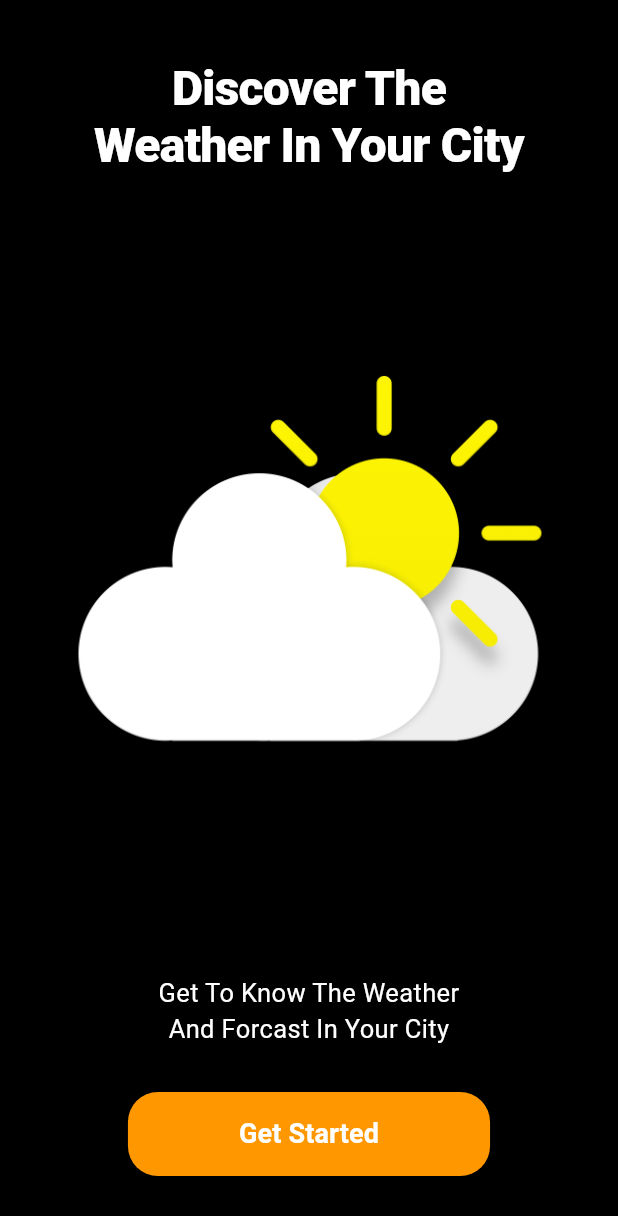
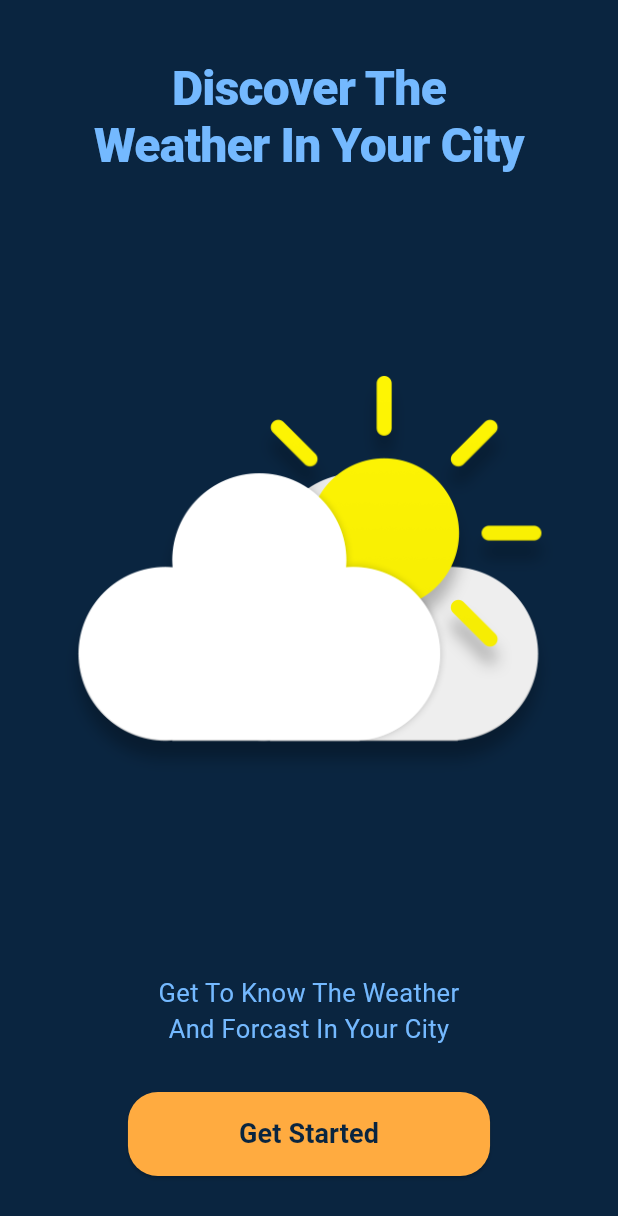
Before and after one commit to sudipta200024/weatherAppMobile, a Flutter app: the SplashScreen screen opened directly, on a phone screen of 412 x 824 dp. Shown: the top 1216 px of the screen. Run offline on Flutter 3.47's test engine with Material 3 defaults, Android fonts, the phone set to English and light mode, and no system bars; our stand-ins replace flutter_riverpod, riverpod.

Commit message:
Updated splash screen timer logic and theme colors

```diff
--- /dev/null
+++ b/lib/Provider/theme_provider.dart
@@ -0,0 +1,15 @@
+import 'package:flutter/material.dart';
+import 'package:riverpod/riverpod.dart';
+
+class ThemeNotifier extends Notifier<ThemeMode> {
+  @override
+  ThemeMode build() {
+    return ThemeMode.light;
+  }
+  void toggleTheme(){
+    state = state == ThemeMode.light ? ThemeMode.dark : ThemeMode.light;
+  }
+}
+final themeNotifierProvider = NotifierProvider<ThemeNotifier,ThemeMode>(
+    ()=>ThemeNotifier()
+);
--- /dev/null
+++ b/lib/Theme/theme.dart
@@ -0,0 +1,28 @@
+import 'package:flutter/material.dart';
+
+final lightTheme = ThemeData(
+  brightness: Brightness.light,
+  scaffoldBackgroundColor: const Color(0xFFE9F4FF), // very light blue background
+  primaryColor: const Color(0xFF0A2540), // deep navy text color
+  colorScheme: const ColorScheme.light(
+    primary: Color(0xFF0A2540),      // dark navy for main text
+    secondary: Color(0xFF74B9FF),    // soft blue accent
+    surface: Colors.white,           // white card surfaces
+    onPrimary: Color(0xFFE9F4FF),    // background tint
+    onSecondary: Color(0xFF0A2540),  // text on accent
+    onSurface: Color(0xFF1E2A3A),    // normal readable text
+  ),
+);
+final darkTheme = ThemeData(
+  brightness: Brightness.dark,
+  scaffoldBackgroundColor: const Color(0xFF0A2540), // deep navy background
+  primaryColor: Colors.white,
+  colorScheme: const ColorScheme.dark(
+    primary: Colors.white,           // light text
+    secondary: Color(0xFF74B9FF),    // same blue accent
+    surface: Color(0xFF1C2B3A),      // card background
+    onPrimary: Color(0xFF0A2540),    // dark on light
+    onSecondary: Colors.white,       // text on blue accent
+    onSurface: Colors.white70,       // readable grayish white text
+  ),
+);
--- a/lib/Utils/colors.dart
+++ b/lib/Utils/colors.dart
@@ -1,4 +1,4 @@
 import 'package:flutter/material.dart';
 
 final backgroundColor = Colors.black;
-final buttonColor = Colors.orange;
+final buttonColor = Colors.orangeAccent;
--- a/lib/View/splash_screen.dart
+++ b/lib/View/splash_screen.dart
@@ -1,5 +1,9 @@
+import 'dart:async';
+
 import 'package:flutter/material.dart';
 import 'package:weathermobileapp/Utils/colors.dart';
+
+import 'home_screen.dart';
 
 class SplashScreen extends StatefulWidget {
   const SplashScreen({super.key});
@@ -9,13 +13,35 @@ class SplashScreen extends StatefulWidget {
 }
 
 class _SplashScreenState extends State<SplashScreen> {
+  late Timer _timer;
+
+  @override
+  @override
+  void initState() {
+    _timer = Timer(Duration(seconds: 3), () {
+      if (mounted) {
+        Navigator.pushReplacement(
+          context,
+          MaterialPageRoute(builder: (context) => HomeScreen()),
+        );
+      }
+    });
+    super.initState();
+  }
+  @override
+  void dispose() {
+    _timer.cancel();
+
+    super.dispose();
+  }
+
   @override
   Widget build(BuildContext context) {
     final screenWidth = MediaQuery.of(context).size.width;
     final screenHeight = MediaQuery.of(context).size.height;
 
     return Scaffold(
-      backgroundColor: Colors.black,
+      backgroundColor: Theme.of(context).primaryColor,
       body: SafeArea(
         child: Padding(
           padding: EdgeInsets.symmetric(vertical: 40),
@@ -26,7 +52,7 @@ class _SplashScreenState extends State<SplashScreen> {
                   "Discover The\nWeather In Your City",
                   textAlign: TextAlign.center,
                   style: TextStyle(
-                    color: Colors.white,
+                    color: Theme.of(context).colorScheme.secondary,
                     fontSize: 32,
                     fontWeight: FontWeight.w800,
                     letterSpacing: -0.5,
@@ -46,7 +72,7 @@ class _SplashScreenState extends State<SplashScreen> {
                   "Get To Know The Weather\nAnd Forcast In Your City",
                   textAlign: TextAlign.center,
                   style: TextStyle(
-                    color: Colors.white,
+                    color: Theme.of(context).colorScheme.secondary,
                     fontSize: 17,
                     fontWeight: FontWeight.w400,
                   ),
@@ -61,14 +87,22 @@ class _SplashScreenState extends State<SplashScreen> {
                       borderRadius: BorderRadius.circular(20),
                     ),
                   ),
-                  onPressed: () {},
+                  onPressed: () {
+                    Navigator.pushReplacement(
+                      context,
+                      MaterialPageRoute(builder: (context) => HomeScreen()),
+                    );
+                  },
                   child: Padding(
-                    padding: EdgeInsets.symmetric(vertical: 15,horizontal: 50),
-                    child: Text("Get Started",style: TextStyle(
-                      color: Colors.white,
-                      fontSize: 18,
-                      fontWeight: FontWeight.bold,
-                    ),),
+                    padding: EdgeInsets.symmetric(vertical: 15, horizontal: 50),
+                    child: Text(
+                      "Get Started",
+                      style: TextStyle(
+                        color: Theme.of(context).colorScheme.primary,
+                        fontSize: 18,
+                        fontWeight: FontWeight.bold,
+                      ),
+                    ),
                   ),
                 ),
               ),
```
Also changed, not shown: lib/View/home_screen.dart (+19 -0 lines), lib/main.dart (+10 -3 lines).
